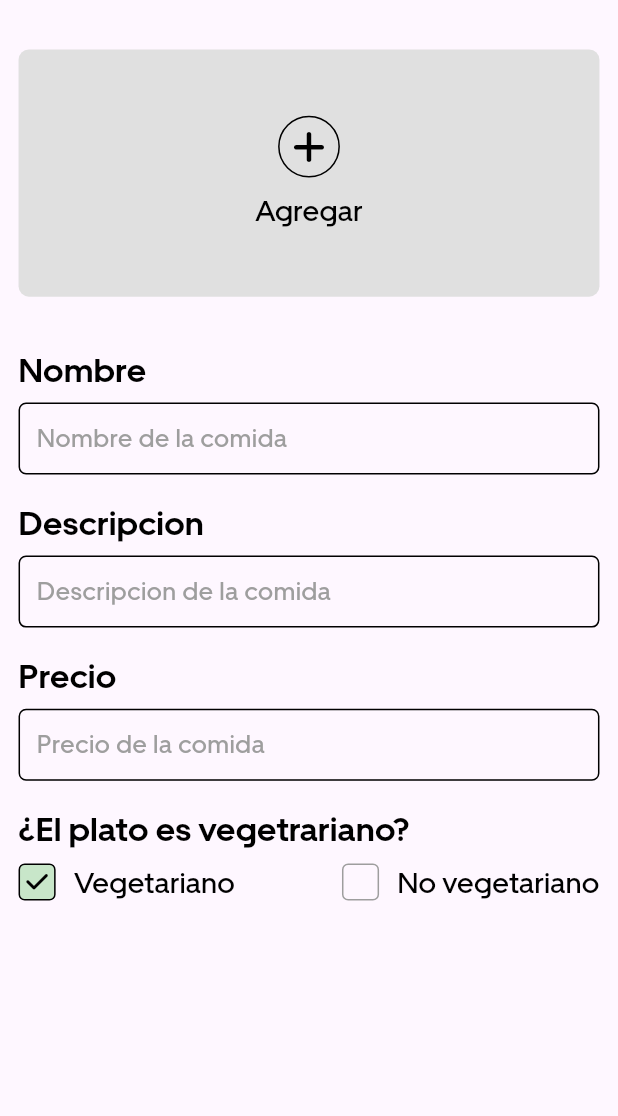
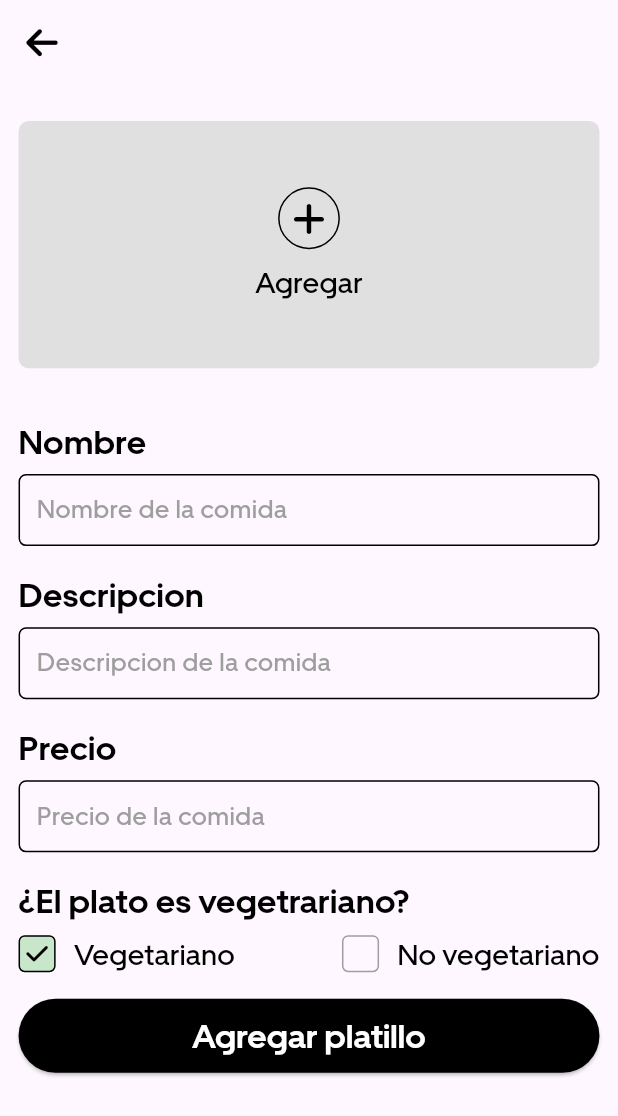
Before and after one commit to Lovealone1/DelieveryDlloMovil-Restaurant, a Flutter app: the AddFoodItemScreen screen opened directly, on a phone screen of 412 x 824 dp. Shown: the top 1116 px of the screen. Run offline on Flutter 3.47's test engine with Material 3 defaults, Android fonts, the phone set to English and light mode, and no system bars; our stand-ins replace carousel_slider, cloud_firestore, country_picker, firebase_auth, firebase_core, firebase_storage and 8 more; missing offline and left inert: flutter_geofire; accounts and stored records are empty; network calls fail.

Commit message:
Feat: Modelo de creacion de item de comida, y configuración para subida a Firebase

```diff
--- a/lib/main.dart
+++ b/lib/main.dart
@@ -1,5 +1,6 @@
 import 'package:firebase_core/firebase_core.dart';
 import 'package:flutter/material.dart';
+import 'package:food_delievery_restaurants/controller/provider/addFoodProvider/addFoodProvider.dart';
 import 'package:food_delievery_restaurants/controller/provider/authProvider/MobileAuthProvider.dart';
 import 'package:food_delievery_restaurants/controller/provider/restaurantRegisterProvider/restaurantRegisterProvider.dart';
 import 'package:food_delievery_restaurants/firebase_options.dart';
@@ -30,6 +31,9 @@ class FoodDelievery extends StatelessWidget {
           ChangeNotifierProvider<RestaurantRegisterProvider>(
             create: (_) => RestaurantRegisterProvider(),
           ),
+          ChangeNotifierProvider<AddFoodProvider>(
+            create: (_) => AddFoodProvider(),
+          ),
         ],
         child: MaterialApp(
             debugShowCheckedModeBanner: false,
--- /dev/null
+++ b/lib/models/addFoodModel/addFoodModel.dart
@@ -0,0 +1,56 @@
+import 'dart:convert';
+
+class AddFoodModel {
+  String name;
+  String restaurantUID;
+  String foodID;
+  DateTime uploadTime;
+  String description;
+  String foodImageURL;
+  bool isVegetarian;
+  String price;
+  AddFoodModel(
+      {required this.name,
+      required this.restaurantUID,
+      required this.foodID,
+      required this.uploadTime,
+      required this.description,
+      required this.foodImageURL,
+      required this.isVegetarian,
+      required this.price});
+  Map<String, dynamic> toMap() {
+    return <String, dynamic>{
+      'name': name,
+      'restaurantUID': restaurantUID,
+      'foodID': foodID,
+      'uploadTime': uploadTime,
+      'description': description,
+      'foodImageURL': foodImageURL,
+      'isVegetarian': isVegetarian,
+      'price': price,
+    };
+  }
+
+  factory AddFoodModel.fromMap(Map<String, dynamic> map) {
+    return AddFoodModel(
+      name: map['name'] != null ? map['name'] as String : '',
+      restaurantUID:
+          map['restaurantUID'] != null ? map['restaurantUID'] as String : '',
+      foodID: map['foodID'] != null ? map['foodID'] as String : '',
+      uploadTime: map['uploadTime'] != null
+          ? DateTime.parse(map['uploadTime'] as String)
+          : DateTime.now(),
+      description:
+          map['description'] != null ? map['description'] as String : '',
+      foodImageURL:
+          map['foodImageURL'] != null ? map['foodImageURL'] as String : '',
+      isVegetarian:
+          map['isVegetarian'] != null ? map['isVegetarian'] as bool : false,
+      price: map['price'] != null ? map['price'] as String : '',
+    );
+  }
+
+  String toJson() => json.encode(toMap());
+  factory AddFoodModel.fromJson(String source) =>
+      AddFoodModel.fromMap(json.decode(source) as Map<String, dynamic>);
+}
--- a/lib/view/addFoodItem/addFoodItem.dart
+++ b/lib/view/addFoodItem/addFoodItem.dart
@@ -1,9 +1,15 @@
 import 'package:flutter/material.dart';
 import 'package:flutter/widgets.dart';
 import 'package:font_awesome_flutter/font_awesome_flutter.dart';
+import 'package:food_delievery_restaurants/constant/constant.dart';
+import 'package:food_delievery_restaurants/controller/provider/addFoodProvider/addFoodProvider.dart';
+import 'package:food_delievery_restaurants/controller/services/foodDataCRUDServices/foodDataCRUDServices.dart';
+import 'package:food_delievery_restaurants/models/addFoodModel/addFoodModel.dart';
 import 'package:food_delievery_restaurants/utils/colors.dart';
 import 'package:food_delievery_restaurants/utils/textStyles.dart';
+import 'package:food_delievery_restaurants/widgets/commonElevatedButton.dart';
 import 'package:food_delievery_restaurants/widgets/textfieldWidget.dart';
+import 'package:provider/provider.dart';
 import 'package:sizer/sizer.dart';
 
 class AddFoodItemScreen extends StatefulWidget {
@@ -18,17 +24,37 @@ class _AddFoodItemScreenState extends State<AddFoodItemScreen> {
   TextEditingController foodDescriptionController = TextEditingController();
   TextEditingController foodPriceController = TextEditingController();
   bool foodIsPureVegetarian = true;
+  bool pressedAddFoodItemButton = false;
 
   @override
   Widget build(BuildContext context) {
-    return Scaffold(
+    return SafeArea(
+        child: Scaffold(
+      appBar: AppBar(
+        elevation: 0,
+        leading: IconButton(
+          onPressed: () {
+            Navigator.pop(context);
+          },
+          icon: FaIcon(
+            FontAwesomeIcons.arrowLeft,
+            color: black,
+          ),
+        ),
+      ),
       body: ListView(
+        physics: const BouncingScrollPhysics(),
         padding: EdgeInsets.symmetric(horizontal: 3.w, vertical: 2.h),
         children: [
           SizedBox(
-          height: 2.h,
+            height: 1.h,
           ),
-        Container(
+          Consumer<AddFoodProvider>(builder: (context, AddFoodProvider, child) {
+            return InkWell(
+              onTap: () async {
+                await AddFoodProvider.pickFoodImageFromGallery(context);
+              },
+              child: Container(
                   height: 20.h,
                   width: 94.w,
                   alignment: Alignment.center,
@@ -36,7 +62,19 @@ class _AddFoodItemScreenState extends State<AddFoodItemScreen> {
                     borderRadius: BorderRadius.circular(5.sp),
                     color: greyShade3,
                   ),
-          child: Column(mainAxisAlignment: MainAxisAlignment.center,
+                  child: Builder(
+                    builder: (context) {
+                      if (AddFoodProvider.foodImage != null) {
+                        return Padding(
+                          padding: EdgeInsets.symmetric(vertical: 1.h),
+                          child: Image(
+                            image: FileImage(AddFoodProvider.foodImage!),
+                            fit: BoxFit.contain,
+                          ),
+                        );
+                      } else {
+                        return Column(
+                          mainAxisAlignment: MainAxisAlignment.center,
                           children: [
                             Container(
                               height: 5.h,
@@ -62,8 +100,12 @@ class _AddFoodItemScreenState extends State<AddFoodItemScreen> {
                               style: AppTextStyles.body14,
                             )
                           ],
-          ),
-        ),
+                        );
+                      }
+                    },
+                  )),
+            );
+          }),
           SizedBox(
             height: 4.h,
           ),
@@ -181,8 +223,42 @@ class _AddFoodItemScreenState extends State<AddFoodItemScreen> {
                 ),
               ),
             ],
+          ),
+          SizedBox(
+            height: 2.h,
+          ),
+          CommonElevatedButton(
+            onPressed: () async {
+              setState(() {
+                pressedAddFoodItemButton = true;
+              });
+              await context
+                  .read<AddFoodProvider>()
+                  .uploadImageAndGetImageURL(context);
+                  String foodID = uuid.v1().toString();
+              AddFoodModel data = AddFoodModel(
+                name: foodNameController.text.trim(),
+                restaurantUID: auth.currentUser!.uid,
+                foodID: foodID,
+                uploadTime: DateTime.now(),
+                description: foodDescriptionController.text.trim(),
+                foodImageURL: context.read<AddFoodProvider>().foodImageURL!,
+                isVegetarian: foodIsPureVegetarian,
+                price: foodPriceController.text.trim(),
+              );
+              FoodDataCRUDServices.uploadFoodData(context, data);
+            },
+            child: pressedAddFoodItemButton
+                ? CircularProgressIndicator(
+                    color: white,
+                  )
+                : Text(
+                    'Agregar platillo',
+                    style: AppTextStyles.body16Bold.copyWith(color: white),
+                  ),
           )
         ],
+      ),
     ));
   }
 }
--- /dev/null
+++ b/lib/widgets/commonElevatedButton.dart
@@ -0,0 +1,23 @@
+import 'package:flutter/material.dart';
+import 'package:food_delievery_restaurants/utils/colors.dart';
+import 'package:sizer/sizer.dart';
+
+class CommonElevatedButton extends StatelessWidget {
+  const CommonElevatedButton({
+    super.key,
+    required this.child,
+    required this.onPressed,
+  });
+  final Widget child;
+  final VoidCallback onPressed;
+  @override
+  Widget build(BuildContext context) {
+    return ElevatedButton(
+        onPressed:onPressed ,
+        style: ElevatedButton.styleFrom(
+          backgroundColor: black,
+          minimumSize: Size(90.w, 6.h),
+        ),
+        child: child);
+  }
+}
```
Also changed, not shown: lib/controller/provider/addFoodProvider/addFoodProvider.dart (added, +26 -0 lines), lib/controller/provider/restaurantRegisterProvider/restaurantRegisterProvider.dart (+8 -5 lines), lib/controller/services/foodDataCRUDServices/foodDataCRUDServices.dart (added, +28 -0 lines), lib/controller/services/imageServices/imagesServices.dart (+24 -1 lines), lib/view/menuScreen/menuScreen.dart (+25 -2 lines). Lines whose indentation alone changed are shown as unchanged.
